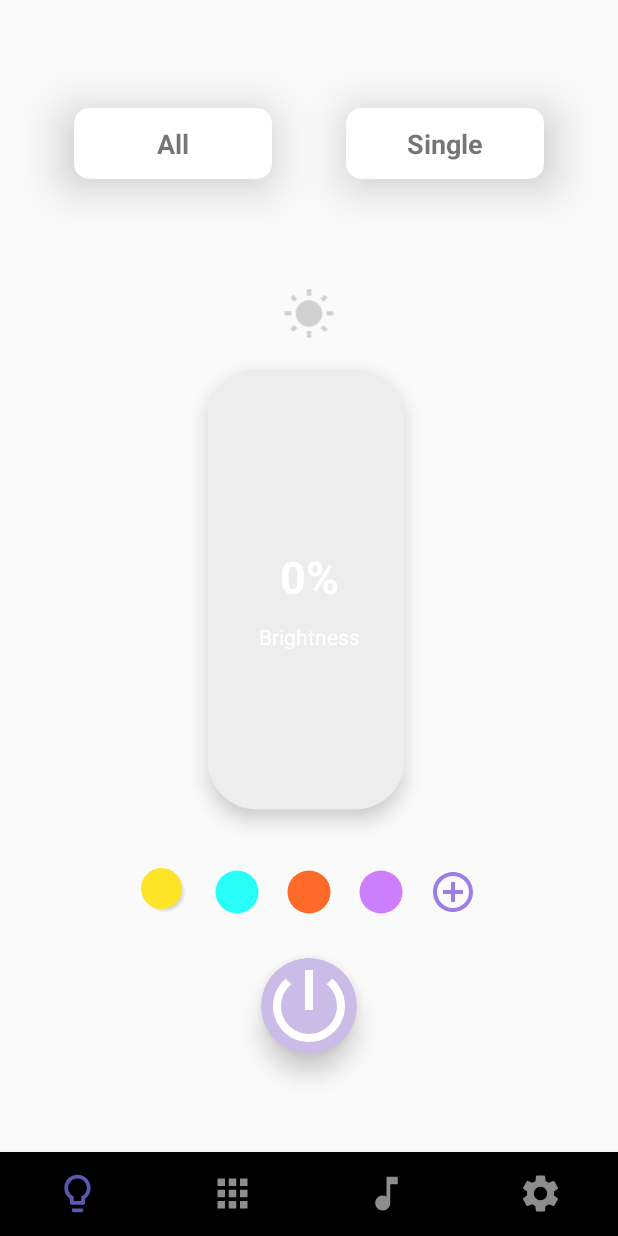
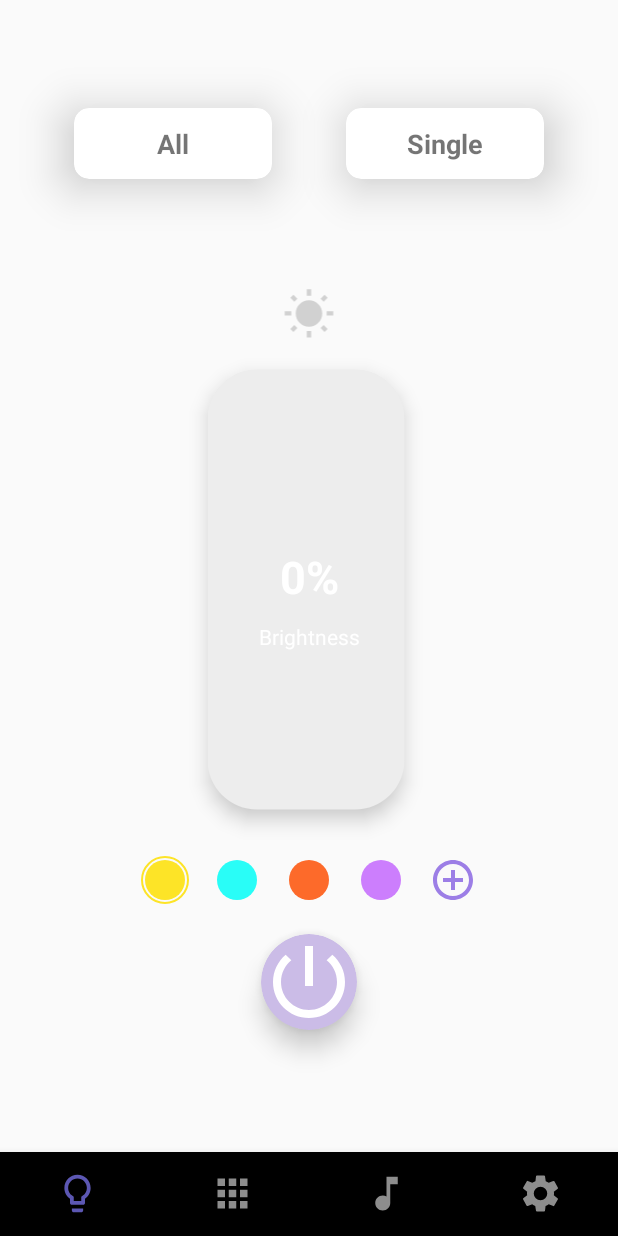
Before and after one commit to BonnyWang/PhotonLab-Android, an Android app: the screen it shows after launch (MainActivity), on a phone screen of 412 x 824 dp. Run offline under Robolectric (Android 15) with nearby library versions, the phone set to English and light mode, and no system bars; libraries missing offline, so code that uses them is left out: androidx.constraintlayout.solver.

Commit message:
SeekBar ColorOption Power StartAnimation Complete

```diff
--- a/app/build.gradle
+++ b/app/build.gradle
@@ -4,7 +4,7 @@ android {
     compileSdkVersion 28
     defaultConfig {
         applicationId "com.example.myapplication"
-        minSdkVersion 21
+        minSdkVersion 23
         targetSdkVersion 28
         versionCode 1
         versionName "1.0"
--- a/app/src/main/java/com/example/myapplication/Fragment_Control.java
+++ b/app/src/main/java/com/example/myapplication/Fragment_Control.java
@@ -1,18 +1,33 @@
 package com.example.myapplication;
 
+import android.graphics.Color;
 import android.graphics.PorterDuff;
+import android.graphics.drawable.ColorDrawable;
+import android.graphics.drawable.Drawable;
+import android.graphics.drawable.GradientDrawable;
+import android.graphics.drawable.ShapeDrawable;
 import android.os.Bundle;
 
 import androidx.cardview.widget.CardView;
+import androidx.constraintlayout.solver.widgets.Rectangle;
 import androidx.fragment.app.Fragment;
 
+import android.util.TypedValue;
 import android.view.LayoutInflater;
 import android.view.View;
 import android.view.ViewGroup;
 import android.widget.Button;
+import android.widget.CompoundButton;
 import android.widget.ImageView;
+import android.widget.RadioButton;
+import android.widget.RadioGroup;
 import android.widget.SeekBar;
 import android.widget.TextView;
+import android.widget.ToggleButton;
+
+import java.util.LinkedList;
+import java.util.Queue;
+import java.util.Stack;
 
 
 public class Fragment_Control extends Fragment {
@@ -21,7 +36,15 @@ public class Fragment_Control extends Fragment {
     TextView text_view;
     int progressValue;
     CardView cardView;
-    Button power;
+    ToggleButton power;
+
+    int checkedOrder;
+    RadioGroup radioGroup;
+    RadioButton[] rbuttons;
+    Queue<Integer> colorOptions;
+    GradientDrawable checked;
+    RadioButton checkedButton;
+
 
     @Override
     public void onCreate(Bundle savedInstanceState) {
@@ -32,7 +55,7 @@ public class Fragment_Control extends Fragment {
     public View onCreateView(LayoutInflater inflater, ViewGroup container,
                              Bundle savedInstanceState) {
         // Inflate the layout for this fragment
-        View view = inflater.inflate(R.layout.fragment__control_layout, container, false);
+        final View view = inflater.inflate(R.layout.fragment__control_layout, container, false);
 
 //        seek_bar= view.findViewById(R.id.seekBar5);
 //        seek_bar.getParent().bringChildToFront(seek_bar);
@@ -43,25 +66,94 @@ public class Fragment_Control extends Fragment {
         power = view.findViewById(R.id.Power);
         final SeekBar seekBar = view.findViewById(R.id.seekBar5);
         //TODO:Need to be pressed instead of click -Bonny
-        power.setOnClickListener(new View.OnClickListener() {
+        power.setOnCheckedChangeListener(new CompoundButton.OnCheckedChangeListener() {
             @Override
-            public void onClick(View v) {
+            public void onCheckedChanged(CompoundButton buttonView, boolean isChecked) {
+                if (isChecked) {
+                    //seekBar.getProgressDrawable().setTint(getResources().getColor(R.color.seekBar_On, null));
+                    power.getBackground().setTint(getResources().getColor(R.color.colorPrimary,null));
 
-                    seekBar.getProgressDrawable().setColorFilter(getResources().getColor(R.color.seekBar_On), PorterDuff.Mode.MULTIPLY);
+                    checkedButton = view.findViewById(radioGroup.getCheckedRadioButtonId());
+                    checkedButton.setChecked(false);
+                    checkedButton.setChecked(true);
+                } else {
+                    seekBar.getProgressDrawable().setTint(getResources().getColor(R.color.seekBar_Default, null));
+                    power.getBackground().setTint(0xffffffff);
+                }
 
             }
         });
 
+        rbuttons = new RadioButton[4];
+        rbuttons[0] = view.findViewById(R.id.rButton1);
+        rbuttons[1] = view.findViewById(R.id.rButton2);
+        rbuttons[2] = view.findViewById(R.id.rButton3);
+        rbuttons[3] = view.findViewById(R.id.rButton4);
+
+        rbuttons[0].setChecked(true);
+        checkedOrder = 0;
+
+        radioGroup = view.findViewById(R.id.radioGroup);
+        colorOptions = new LinkedList<>();
+        initialize_Colors();
+
+        checked = new GradientDrawable();
+        initialize_Rbuttons();
+
+
+        radioGroup.setOnCheckedChangeListener(new RadioGroup.OnCheckedChangeListener() {
+            @Override
+            public void onCheckedChanged(RadioGroup group, int checkedId) {
+                if(checkedId == R.id.rButton1){
+                    checkedOrder = 0;
+                        if(power.isChecked()){
+                            seek_bar.getProgressDrawable().setTint(setCheckedColor(checkedOrder));
+                        }
+
+                        checked.setStroke(5, setCheckedColor(0));
+                        rbuttons[0].setBackground(checked);
+
+                    }
+
+                    if(checkedId == R.id.rButton2){
+                        checkedOrder = 1;
+                        if(power.isChecked()){
+                            seek_bar.getProgressDrawable().setTint(setCheckedColor(checkedOrder));
+                        }
+                        checked.setStroke(5, setCheckedColor(1));
+                        rbuttons[1].setBackground(checked);
+
+                    }
+                    if(checkedId == R.id.rButton3){
+                        checkedOrder = 2;
+                        if(power.isChecked()){
+                            seek_bar.getProgressDrawable().setTint(setCheckedColor(checkedOrder));
+                        }
+                        checked.setStroke(5, setCheckedColor(2));
+                        rbuttons[2].setBackground(checked);
+
+                    }
+
+                    if(checkedId == R.id.rButton4){
+                        checkedOrder = 3;
+                        if(power.isChecked()){
+                            seek_bar.getProgressDrawable().setTint(setCheckedColor(checkedOrder));
+                        }
+                        checked.setStroke(5, setCheckedColor(3));
+                        rbuttons[3].setBackground(checked);
+
+                }
+            }
+        });
         return view;
 
 
     }
 
 
-
     public void seekbar(View view) {
-        seek_bar = (SeekBar)view.findViewById(R.id.seekBar5);
-        text_view = (TextView)view.findViewById(R.id.bright_Value);
+        seek_bar = (SeekBar) view.findViewById(R.id.seekBar5);
+        text_view = (TextView) view.findViewById(R.id.bright_Value);
         progressValue = seek_bar.getProgress();
         text_view.setText(progressValue + "%");
 
@@ -90,24 +182,77 @@ public class Fragment_Control extends Fragment {
         );
     }
 
-    public void onClick(View view){
-        switch (view.getId()){
-            case R.id.yellow_button:{
-                break;
-            }
-            case R.id.blue_button:{
-                break;
-            }
-            case R.id.purple_button:{
-                break;
-            }
-            case R.id.orange_button:{
-                break;
-            }
 
+
+    public void initialize_Colors(){
+        colorOptions.add(getResources().getColor(R.color.yellow,null));
+        colorOptions.add(getResources().getColor(R.color.blue,null));
+        colorOptions.add(getResources().getColor(R.color.orange,null));
+        colorOptions.add(getResources().getColor(R.color.purple,null));
+
+    }
+    //TODO: Need to add database to save user colors or it will return to default every time -Bonny
+    public void initialize_Rbuttons(){
+        for (int i = 0; i < 4 ; i++){
+            rbuttons[i].getButtonDrawable().setTint(colorOptions.peek());
+            colorOptions.add(colorOptions.remove());
         }
 
+        float px = TypedValue.applyDimension(
+                TypedValue.COMPLEX_UNIT_DIP,
+                32,
+                getResources().getDisplayMetrics()
+        );
+
+
+        int ipx = (int)px;
+        checked.setShape(GradientDrawable.OVAL);
+        checked.setSize(ipx,ipx);
+        checked.setColors(new int[]{0x00000000,0x00000000});
+
     }
+
+    int setCheckedColor(int which){
+        int thisColor;
+        for (int i = 0; i < 4 ; i++){
+            rbuttons[i].setBackground(null);
+        }
+
+        int j;
+        for (j = 0; j < which; j++){
+            colorOptions.add(colorOptions.remove());
+        }
+
+        thisColor = colorOptions.peek();
+        for (int k = which; j < 4; j++){
+            colorOptions.add(colorOptions.remove());
+        }
+
+        return thisColor;
+
+    }
+
+
+
+}
+//    public void onClick(View view){
+//        switch (view.getId()){
+//            case R.id.yellow_button:{
+//                break;
+//            }
+//            case R.id.blue_button:{
+//                break;
+//            }
+//            case R.id.purple_button:{
+//                break;
+//            }
+//            case R.id.orange_button:{
+//                break;
+//            }
+//
+//        }
+//
+//    }
 
     //  @RequiresApi(api = Build.VERSION_CODES.JELLY_BEAN)
 //    public void createButton(){
@@ -120,5 +265,3 @@ public class Fragment_Control extends Fragment {
 //        ll.addView(button, lp);
 //    }
 //    //根据选的颜色变，但要一开始先搞四个
-
-}
--- a/app/src/main/java/com/example/myapplication/MainActivity.java
+++ b/app/src/main/java/com/example/myapplication/MainActivity.java
@@ -7,6 +7,7 @@ import android.content.BroadcastReceiver;
 import android.content.Context;
 import android.content.Intent;
 import android.content.IntentFilter;
+import android.graphics.Color;
 import android.graphics.drawable.Drawable;
 import android.os.Build;
 import android.os.Bundle;
@@ -17,6 +18,7 @@ import androidx.annotation.RequiresApi;
 import androidx.appcompat.app.AppCompatActivity;
 import androidx.annotation.NonNull;
 
+import android.os.Handler;
 import android.os.ParcelUuid;
 import android.util.Log;
 import android.view.MenuItem;
@@ -67,6 +69,7 @@ public class MainActivity extends AppCompatActivity  {
     //Fragments
     Fragment fragment_Theme;
     Fragment fragment_Control;
+    Fragment start_anim;
 
     private BottomNavigationView.OnNavigationItemSelectedListener mOnNavigationItemSelectedListener
             = new BottomNavigationView.OnNavigationItemSelectedListener() {
@@ -110,11 +113,29 @@ public class MainActivity extends AppCompatActivity  {
         BottomNavigationView navView = findViewById(R.id.nav_view);
         navView.setOnNavigationItemSelectedListener(mOnNavigationItemSelectedListener);
 
+        start_anim = new fragment_start_anim();
+        FragmentTransaction ft0 = getSupportFragmentManager().beginTransaction();
+        ft0.setCustomAnimations(android.R.anim.fade_in,android.R.anim.fade_out,android.R.anim.fade_in,android.R.anim.fade_out);
+        ft0.replace(R.id.container,start_anim).addToBackStack(null);
+        ft0.commit();
+        Handler handler = new Handler();
+        Runnable runnable = new Runnable() {
+            @Override
+            public void run() {
+                //Second fragment after 5 seconds appears
+                getSupportFragmentManager().popBackStack();
+                fragment_Control = new Fragment_Control();
+                FragmentTransaction ft1 = getSupportFragmentManager().beginTransaction();
+                ft1.replace(R.id.fgm, fragment_Control);
+                ft1.commit();
+            }
+        };
+
+        handler.postDelayed(runnable, 3000);
+
+
         //Set the fragment to be control by default -Bonny
-        fragment_Control = new Fragment_Control();
-        FragmentTransaction ft1 = getSupportFragmentManager().beginTransaction();
-        ft1.replace(R.id.fgm, fragment_Control);
-        ft1.commit();
+
 
 //        seekbar();
 //        Button Button1= (Button)findViewById(R.id.yellow_button);
--- /dev/null
+++ b/app/src/main/java/com/example/myapplication/fragment_start_anim.java
@@ -0,0 +1,32 @@
+package com.example.myapplication;
+
+import android.content.Context;
+import android.net.Uri;
+import android.os.Bundle;
+
+import androidx.fragment.app.Fragment;
+
+import android.view.LayoutInflater;
+import android.view.View;
+import android.view.ViewGroup;
+
+
+
+public class fragment_start_anim extends Fragment {
+
+
+    @Override
+    public void onCreate(Bundle savedInstanceState) {
+        super.onCreate(savedInstanceState);
+
+    }
+
+    @Override
+    public View onCreateView(LayoutInflater inflater, ViewGroup container,
+                             Bundle savedInstanceState) {
+        // Inflate the layout for this fragment
+        return inflater.inflate(R.layout.fragment_start_anim_layout, container, false);
+    }
+
+
+}
--- /dev/null
+++ b/app/src/main/res/drawable/checked.xml
@@ -0,0 +1,18 @@
+<?xml version="1.0" encoding="utf-8"?>
+<selector xmlns:android="http://schemas.android.com/apk/res/android">
+    <item  android:state_checked="false">
+        <shape android:shape="oval">
+            <stroke android:color="@android:color/transparent" android:width="10dp" />
+            <size android:width="32dp" android:height="32dp"/>
+            <stroke android:color="@android:color/transparent" android:width="1dp" />
+        </shape>
+    </item>
+    <item android:state_checked="true">
+
+        <shape android:shape="oval">
+            <stroke android:color="@android:color/transparent" android:width="10dp" />
+            <size android:width="32dp" android:height="32dp"/>
+            <stroke android:color="#FFFDE427" android:width="1dp" />
+        </shape>
+    </item>
+</selector>
--- /dev/null
+++ b/app/src/main/res/drawable/checked_blue.xml
@@ -0,0 +1,18 @@
+<?xml version="1.0" encoding="utf-8"?>
+<selector xmlns:android="http://schemas.android.com/apk/res/android">
+    <item  android:state_checked="false">
+        <shape android:shape="oval">
+            <stroke android:color="@android:color/transparent" android:width="10dp" />
+            <size android:width="32dp" android:height="32dp"/>
+            <stroke android:color="@android:color/transparent" android:width="1dp" />
+        </shape>
+    </item>
+    <item android:state_checked="true">
+
+        <shape android:shape="oval">
+            <stroke android:color="@android:color/transparent" android:width="10dp" />
+            <size android:width="32dp" android:height="32dp"/>
+            <stroke android:color="@color/blue" android:width="1dp" />
+        </shape>
+    </item>
+</selector>
--- /dev/null
+++ b/app/src/main/res/drawable/checked_orange.xml
@@ -0,0 +1,18 @@
+<?xml version="1.0" encoding="utf-8"?>
+<selector xmlns:android="http://schemas.android.com/apk/res/android">
+    <item  android:state_checked="false">
+        <shape android:shape="oval">
+            <stroke android:color="@android:color/transparent" android:width="10dp" />
+            <size android:width="32dp" android:height="32dp"/>
+            <stroke android:color="@android:color/transparent" android:width="1dp" />
+        </shape>
+    </item>
+    <item android:state_checked="true">
+
+        <shape android:shape="oval">
+            <stroke android:color="@android:color/transparent" android:width="10dp" />
+            <size android:width="32dp" android:height="32dp"/>
+            <stroke android:color="@color/orange" android:width="1dp" />
+        </shape>
+    </item>
+</selector>
--- /dev/null
+++ b/app/src/main/res/drawable/checked_purple.xml
@@ -0,0 +1,18 @@
+<?xml version="1.0" encoding="utf-8"?>
+<selector xmlns:android="http://schemas.android.com/apk/res/android">
+    <item  android:state_checked="false">
+        <shape android:shape="oval">
+            <stroke android:color="@android:color/transparent" android:width="10dp" />
+            <size android:width="32dp" android:height="32dp"/>
+            <stroke android:color="@android:color/transparent" android:width="1dp" />
+        </shape>
+    </item>
+    <item android:state_checked="true">
+
+        <shape android:shape="oval">
+            <stroke android:color="@android:color/transparent" android:width="10dp" />
+            <size android:width="32dp" android:height="32dp"/>
+            <stroke android:color="@color/purple" android:width="1dp" />
+        </shape>
+    </item>
+</selector>
--- a/app/src/main/res/drawable/oval.xml
+++ b/app/src/main/res/drawable/oval.xml
@@ -1,25 +1,12 @@
 <?xml version="1.0" encoding="utf-8"?>
 <selector xmlns:android="http://schemas.android.com/apk/res/android">
-<item>
-    <layer-list>
-        <item >
-            <shape android:shape="oval">
-                <size android:width="32dp" android:height="32dp"/>
-                <gradient
-                    android:startColor="#FF565656"
-                    android:endColor="#00000000"
-                    android:type="radial"
-                    android:gradientRadius="14dp"/>
-            </shape>
-        </item>
-        <item android:bottom="5dp" android:right="5dp">
-            <shape android:shape="oval">
-                <stroke android:color="#00000000" android:width="0dp" />
-                <solid android:color="#FFFDE427"/>
-                <size android:width="32dp" android:height="32dp"/>
-            </shape>
-        </item>
-    </layer-list>
-</item>
+
+    <item>
+        <shape android:shape="oval">
+            <solid android:color="#FFFDE427" />
+            <size android:width="32dp" android:height="32dp"/>
+            <stroke android:color="@android:color/transparent" android:width="5dp" />
+        </shape>
+    </item>
 
 </selector>
--- a/app/src/main/res/drawable/ovalblue.xml
+++ b/app/src/main/res/drawable/ovalblue.xml
@@ -2,9 +2,9 @@
 <selector xmlns:android="http://schemas.android.com/apk/res/android">
     <item>
         <shape android:shape="oval">
-            <stroke android:color="#00000000" android:width="3dp" />
+            <stroke android:color="@android:color/transparent" android:width="5dp" />
             <solid android:color="#FF29FDF7"/>
-            <size android:width="150dp" android:height="150dp"/>
+            <size android:width="32dp" android:height="32dp"/>
         </shape>
     </item>
 </selector>
--- a/app/src/main/res/drawable/ovalorange.xml
+++ b/app/src/main/res/drawable/ovalorange.xml
@@ -2,9 +2,9 @@
 <selector xmlns:android="http://schemas.android.com/apk/res/android">
     <item>
         <shape android:shape="oval">
-            <stroke android:color="#00000000" android:width="3dp" />
+            <stroke android:color="@android:color/transparent" android:width="5dp" />
             <solid android:color="#FFFD6A2A"/>
-            <size android:width="150dp" android:height="150dp"/>
+            <size android:width="32dp" android:height="32dp"/>
         </shape>
     </item>
 </selector>
--- a/app/src/main/res/drawable/ovalpurple.xml
+++ b/app/src/main/res/drawable/ovalpurple.xml
@@ -2,9 +2,9 @@
 <selector xmlns:android="http://schemas.android.com/apk/res/android">
 <item>
     <shape android:shape="oval">
-        <stroke android:color="#00000000" android:width="3dp" />
+        <stroke android:color="@android:color/transparent" android:width="5dp" />
         <solid android:color="#FFCC7EFD"/>
-        <size android:width="150dp" android:height="150dp"/>
+        <size android:width="32dp" android:height="32dp"/>
     </shape>
 </item>
 </selector>
--- a/app/src/main/res/drawable/power_button.xml
+++ b/app/src/main/res/drawable/power_button.xml
@@ -1,3 +1,4 @@
+
 <vector android:height="24dp" android:tint="#FFFFFF"
     android:viewportHeight="24.0" android:viewportWidth="24.0"
     android:width="24dp" xmlns:android="http://schemas.android.com/apk/res/android">
--- a/app/src/main/res/layout/fragment__control_layout.xml
+++ b/app/src/main/res/layout/fragment__control_layout.xml
@@ -67,79 +67,59 @@
             android:layout_width="match_parent"
             android:layout_height="wrap_content"
             android:layout_marginTop="10dp"
-            android:clipChildren="false"
-            android:clipToPadding="false"
             android:gravity="center|center_horizontal"
             android:orientation="horizontal"
             app:layout_constraintLeft_toLeftOf="parent"
             app:layout_constraintRight_toRightOf="parent"
             app:layout_constraintTop_toBottomOf="@id/seekBarCard">
 
-            <Button
-                android:id="@+id/yellow_button"
-                android:layout_width="32dp"
-                android:layout_height="32dp"
+            <RadioGroup
+                android:id="@+id/radioGroup"
+                android:layout_width="wrap_content"
+                android:layout_height="wrap_content"
+                android:orientation="horizontal">
+                <RadioButton
+                    android:id="@+id/rButton1"
+                    android:layout_width="wrap_content"
+                    android:layout_height="wrap_content"
+                    android:button="@drawable/oval"
                     android:layout_marginStart="8dp"
-                android:layout_marginLeft="8dp"
-                android:layout_marginTop="8dp"
                     android:layout_marginEnd="8dp"
-                android:layout_marginRight="8dp"
-                android:layout_marginBottom="8dp"
-                android:background="@drawable/oval"
-                android:clipToPadding="false"
-                android:elevation="5dp"
-                android:gravity="center"
-                android:stateListAnimator="@null"
-                android:translationZ="5dp" />
-
-            <Button
-                android:id="@+id/blue_button"
-                android:layout_width="32dp"
-                android:layout_height="32dp"
+                    android:background="@drawable/checked"/>
+                <RadioButton
+                    android:id="@+id/rButton2"
+                    android:layout_width="wrap_content"
+                    android:layout_height="wrap_content"
+                    android:button="@drawable/ovalblue"
                     android:layout_marginStart="8dp"
-                android:layout_marginLeft="8dp"
-                android:layout_marginTop="8dp"
                     android:layout_marginEnd="8dp"
-                android:layout_marginRight="8dp"
-                android:layout_marginBottom="8dp"
-                android:background="@drawable/ovalblue" />
-
-            <Button
-                android:id="@+id/orange_button"
-                android:layout_width="32dp"
-                android:layout_height="32dp"
+                    android:background="@drawable/checked_blue"/>
+                <RadioButton
+                    android:id="@+id/rButton3"
+                    android:layout_width="wrap_content"
+                    android:layout_height="wrap_content"
+                    android:button="@drawable/ovalorange"
                     android:layout_marginStart="8dp"
-                android:layout_marginLeft="8dp"
-                android:layout_marginTop="8dp"
                     android:layout_marginEnd="8dp"
-                android:layout_marginRight="8dp"
-                android:layout_marginBottom="8dp"
-                android:background="@drawable/ovalorange" />
-
-            <Button
-                android:id="@+id/purple_button"
-                android:layout_width="32dp"
-                android:layout_height="32dp"
+                    android:background="@drawable/checked_orange"/>
+                <RadioButton
+                    android:id="@+id/rButton4"
+                    android:layout_width="wrap_content"
+                    android:layout_height="wrap_content"
+                    android:button="@drawable/ovalpurple"
                     android:layout_marginStart="8dp"
-                android:layout_marginLeft="8dp"
-                android:layout_marginTop="8dp"
                     android:layout_marginEnd="8dp"
-                android:layout_marginRight="8dp"
-                android:layout_marginBottom="8dp"
-                android:background="@drawable/ovalpurple" />
+                    android:background="@drawable/checked_purple"/>
+            </RadioGroup>
 
             <Button
                 android:id="@+id/AddColor"
                 android:layout_width="32dp"
                 android:layout_height="32dp"
                 android:layout_marginStart="8dp"
-                android:layout_marginLeft="8dp"
-                android:layout_marginTop="8dp"
                 android:layout_marginEnd="8dp"
-                android:layout_marginRight="8dp"
-                android:layout_marginBottom="8dp"
                 android:background="@drawable/add_color_24dp"
-                android:elevation="8dp" />
+                />
 
 
         </LinearLayout>
@@ -193,11 +173,13 @@
             app:layout_constraintTop_toBottomOf="@id/coloroptions"
             app:cardElevation="10dp">
 
-            <Button
+            <ToggleButton
                 android:id="@+id/Power"
                 android:layout_width="64dp"
                 android:layout_height="64dp"
-                android:background="@drawable/power_button" />
+                android:background="@drawable/power_button"
+                android:textOn=""
+                android:textOff=""/>
         </androidx.cardview.widget.CardView>
 
 
--- /dev/null
+++ b/app/src/main/res/layout/fragment_start_anim_layout.xml
@@ -0,0 +1,19 @@
+<?xml version="1.0" encoding="utf-8"?>
+<androidx.constraintlayout.widget.ConstraintLayout xmlns:android="http://schemas.android.com/apk/res/android"
+    xmlns:app="http://schemas.android.com/apk/res-auto"
+    xmlns:tools="http://schemas.android.com/tools"
+    android:layout_width="match_parent"
+    android:layout_height="match_parent"
+    tools:context=".fragment_start_anim"
+    android:background="@android:color/background_light">
+
+    <ImageView
+        android:id="@+id/imageView2"
+        android:layout_width="wrap_content"
+        android:layout_height="wrap_content"
+        android:src="@drawable/logo_text_black"
+        app:layout_constraintStart_toStartOf="parent"
+        app:layout_constraintEnd_toEndOf="parent"
+        app:layout_constraintBottom_toBottomOf="parent"
+        app:layout_constraintTop_toTopOf="parent"/>
+</androidx.constraintlayout.widget.ConstraintLayout>
--- a/app/src/main/res/values/colors.xml
+++ b/app/src/main/res/values/colors.xml
@@ -7,4 +7,8 @@
     <color name="bottomNavDefault">#8d8d8d</color>
     <color name="seekBar_Default">#d1d1d1</color>
     <color name="seekBar_On">#ffa3a3</color>
+    <color name="yellow">#FFFDE427</color>
+    <color name="blue">#FF29FDF7</color>
+    <color name="orange">#FFFD6A2A</color>
+    <color name="purple">#FFCC7EFD</color>
 </resources>
```
Also changed, not shown: app/src/main/res/drawable/logo_text_black.png (added). Lines whose indentation alone changed are shown as unchanged.
